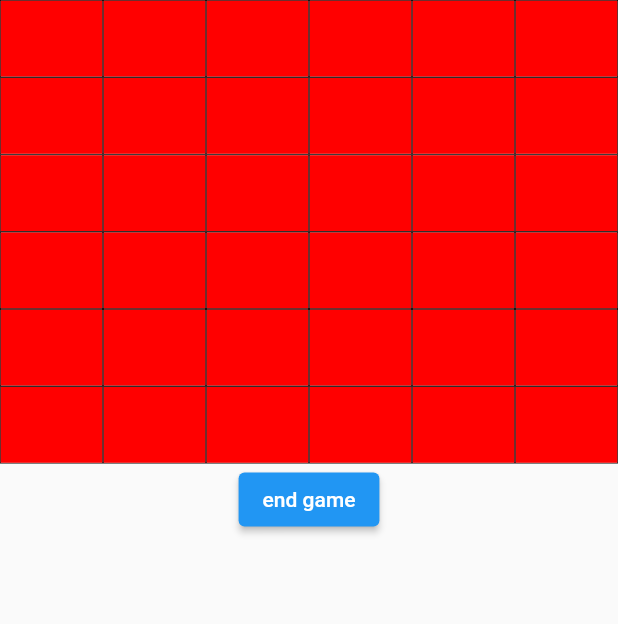
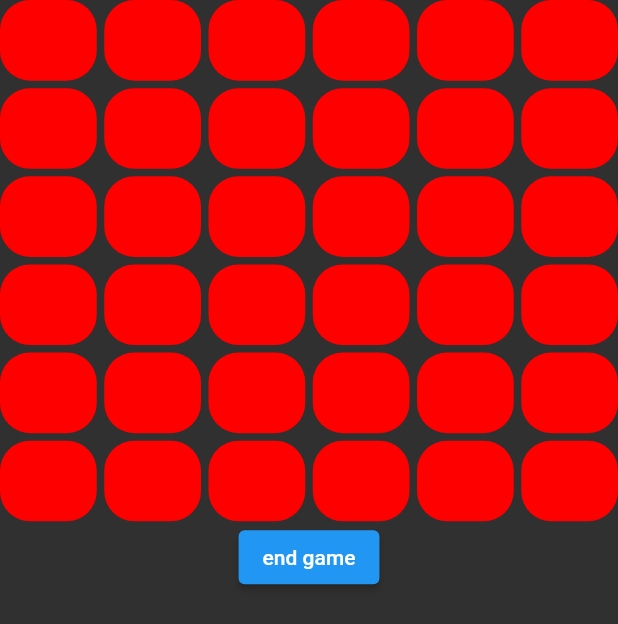
Before and after one commit to goranesine/creative_metronome, a Flutter app: the screen it shows after launch, on a phone screen of 412 x 824 dp. Shown: the top 624 px of the screen. Run offline on Flutter 3.47's test engine with Material 2 defaults, Android fonts, the light colour scheme and no system bars; our stand-ins replace get, hexcolor.

Commit message:
version_with_animated_container

```diff
--- a/lib/main.dart
+++ b/lib/main.dart
@@ -15,12 +15,9 @@ class MyApp extends StatelessWidget {
   Widget build(BuildContext context) {
   //  SystemChrome.setEnabledSystemUIMode(SystemUiMode.manual, overlays: [SystemUiOverlay.bottom]);
     SystemChrome.setEnabledSystemUIOverlays([]);
-
     return GetMaterialApp(
       title: 'Math game',
-      theme: ThemeData(
-        primarySwatch: Colors.blue,
-      ),
+      theme: ThemeData.dark(),
       home: HomePage(),
       debugShowCheckedModeBanner: false,
     );
--- a/lib/pages/home_page.dart
+++ b/lib/pages/home_page.dart
@@ -1,4 +1,5 @@
 import 'package:flutter/material.dart';
+import 'package:math_game/pages/test_page.dart';
 
 
 import 'game_page.dart';
--- a/lib/widgets/brick.dart
+++ b/lib/widgets/brick.dart
@@ -28,9 +28,21 @@ class _BrickState extends State<Brick> {
     return GestureDetector(
       onTap: ()=> playerOneGameModel.listOffColorsAndBool[widget.index][1] == "false"?
           playerOneGameModel.onTap(widget.index) : null,
-      child: Container(
-        color: playerOneGameModel.listOffColorsAndBool[widget.index][2] == "false" ? HexColor(widget.backColor) : Colors.white ,
+      child: AnimatedContainer(
+        //   padding:EdgeInsets.all(16.0),
+        decoration: BoxDecoration(
+            color: playerOneGameModel.listOffColorsAndBool[widget.index][2] == "false" ?
+ HexColor(widget.backColor) : Colors.white ,
+            borderRadius: BorderRadius.all(Radius.circular(20.0))),
+        duration: Duration(milliseconds: 500),
+        curve: Curves.bounceInOut,
+        width: playerOneGameModel.listOffColorsAndBool[widget.index][2] == "false" ? 100 : 0,
+        height: 100 ,
       ),
     );
   }
 }
+//Container(
+//color: playerOneGameModel.listOffColorsAndBool[widget.index][2] == "false" ?
+// HexColor(widget.backColor) : Colors.white ,
+//),
--- a/lib/widgets/playerOneBoard.dart
+++ b/lib/widgets/playerOneBoard.dart
@@ -7,19 +7,22 @@ import 'package:math_game/widgets/brick.dart';
 class PlayerOneBoard extends StatelessWidget {
 //final  playerOneGameModel = Get.find<PlayerOneGameModel>();
 
-  final itemWidth = 40;
-  final itemHeight = 30;
+  final itemWidth = 30;
+  final itemHeight = 25;
 
   @override
   Widget build(BuildContext context) {
     int listLength = 6;
     return GridView.builder(
-      padding: EdgeInsetsGeometry.lerp(EdgeInsets.zero, EdgeInsets.zero, 0.0),
+     // padding: EdgeInsetsGeometry.lerp(EdgeInsets.zero, EdgeInsets.zero, 5.0),
       physics: NeverScrollableScrollPhysics(),
       shrinkWrap: true,
       gridDelegate: SliverGridDelegateWithFixedCrossAxisCount(
+        mainAxisSpacing: 5,
+        crossAxisSpacing: 5,
         childAspectRatio: itemWidth / itemHeight,
         crossAxisCount: listLength,
+
       ),
       itemBuilder:  _buildGridItems,
       itemCount: listLength * listLength,
@@ -34,8 +37,7 @@ Widget _buildGridItems(BuildContext context, int index) {
   x = (index / gridStateLength).floor();
   y = (index % gridStateLength);
   return Container(
-    decoration:
-    BoxDecoration(border: Border.all(color: Colors.black, width: 0.5)),
+//    decoration: BoxDecoration(border: Border.all(color: Colors.black, width: 0.5)),
     child: Center(
       child: GetBuilder<PlayerOneGameModel>(
         init: PlayerOneGameModel(),
```
Also changed, not shown: lib/pages/game_page.dart (+7 -8 lines), lib/pages/test_page.dart (added, +45 -0 lines).
